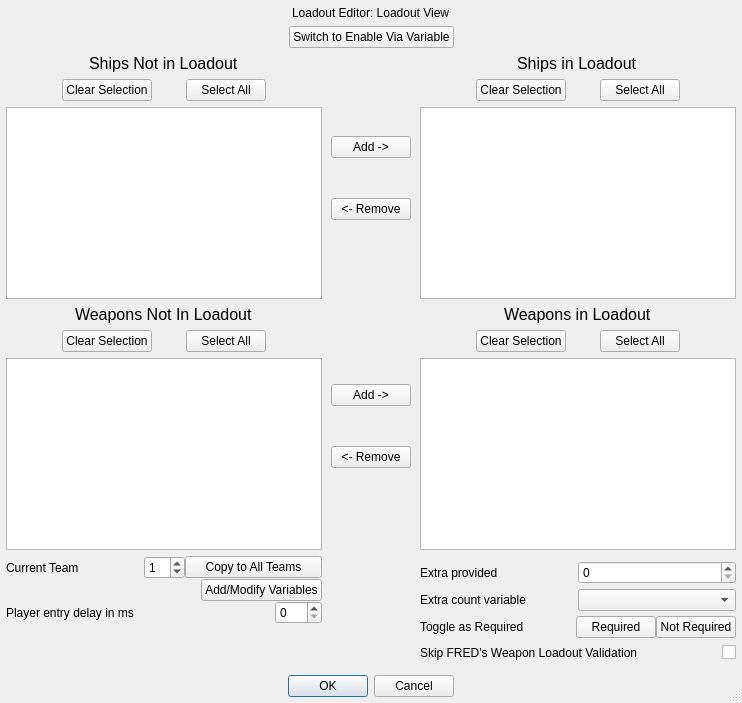
Old version of the form qtfred/ui/LoadoutDialog.ui in the repository scp-fs2open/fs2open.github.com.
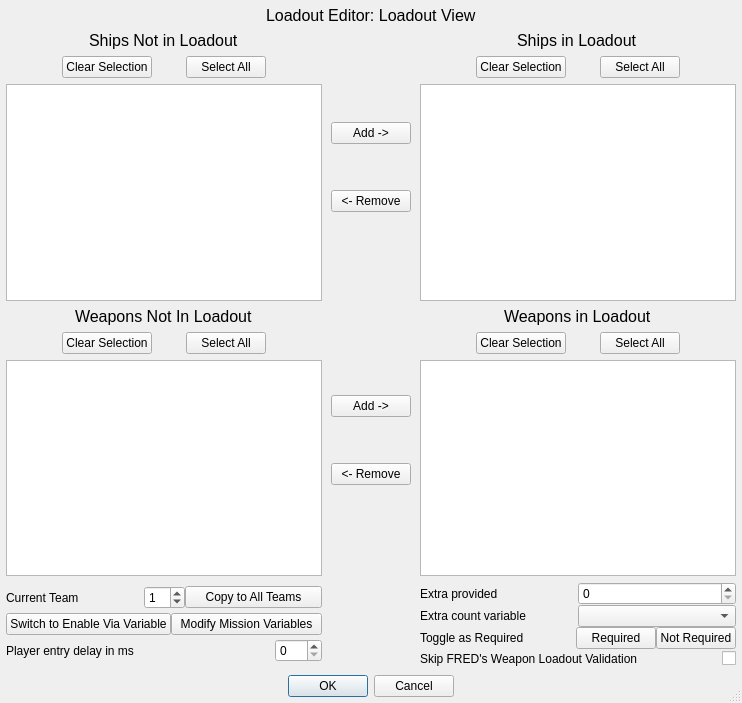
New version of the form.

Commit message: More dialog adjustments

```diff
--- a/qtfred/ui/LoadoutDialog.ui
+++ b/qtfred/ui/LoadoutDialog.ui
@@ -400,6 +400,11 @@
      </item>
      <item row="2" column="0" colspan="3" alignment="Qt::AlignHCenter">
       <widget class="QLabel" name="tableVarLabel">
+       <property name="font">
+        <font>
+         <pointsize>12</pointsize>
+        </font>
+       </property>
        <property name="text">
         <string>Loadout Editor: Loadout View</string>
        </property>
@@ -441,22 +446,16 @@
        <item>
         <layout class="QHBoxLayout" name="horizontalLayout_7">
          <item>
-          <spacer name="horizontalSpacer_21">
-           <property name="orientation">
-            <enum>Qt::Horizontal</enum>
+          <widget class="QPushButton" name="switchViewButton">
+           <property name="text">
+            <string>Switch to Enable Via Variable</string>
            </property>
-           <property name="sizeHint" stdset="0">
-            <size>
-             <width>40</width>
-             <height>20</height>
-            </size>
-           </property>
-          </spacer>
+          </widget>
          </item>
          <item>
           <widget class="QPushButton" name="editVariables">
            <property name="text">
-            <string>Add/Modify Variables</string>
+            <string>Modify Mission Variables</string>
            </property>
           </widget>
          </item>
@@ -504,19 +503,6 @@
          </item>
         </layout>
        </item>
-       <item>
-        <spacer name="verticalSpacer_9">
-         <property name="orientation">
-          <enum>Qt::Vertical</enum>
-         </property>
-         <property name="sizeHint" stdset="0">
-          <size>
-           <width>20</width>
-           <height>40</height>
-          </size>
-         </property>
-        </spacer>
-       </item>
       </layout>
      </item>
      <item row="17" column="2">
@@ -947,41 +933,7 @@
       </layout>
      </item>
      <item row="4" column="0" colspan="3">
-      <layout class="QHBoxLayout" name="horizontalLayout">
-       <item>
-        <spacer name="switchLeftSpacer">
-         <property name="orientation">
-          <enum>Qt::Horizontal</enum>
-         </property>
-         <property name="sizeHint" stdset="0">
-          <size>
-           <width>40</width>
-           <height>20</height>
-          </size>
-         </property>
-        </spacer>
-       </item>
-       <item>
-        <widget class="QPushButton" name="switchViewButton">
-         <property name="text">
-          <string>Switch to Enable Via Variable</string>
-         </property>
-        </widget>
-       </item>
-       <item>
-        <spacer name="switchRightSpacer">
-         <property name="orientation">
-          <enum>Qt::Horizontal</enum>
-         </property>
-         <property name="sizeHint" stdset="0">
-          <size>
-           <width>40</width>
-           <height>20</height>
-          </size>
-         </property>
-        </spacer>
-       </item>
-      </layout>
+      <layout class="QHBoxLayout" name="horizontalLayout"/>
      </item>
     </layout>
    </item>
```
